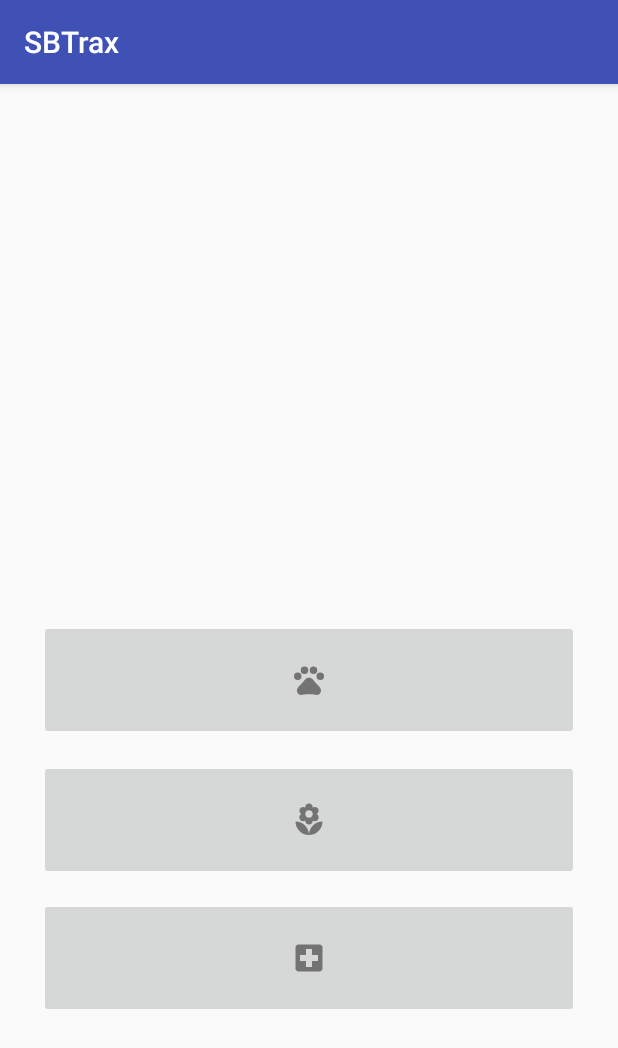
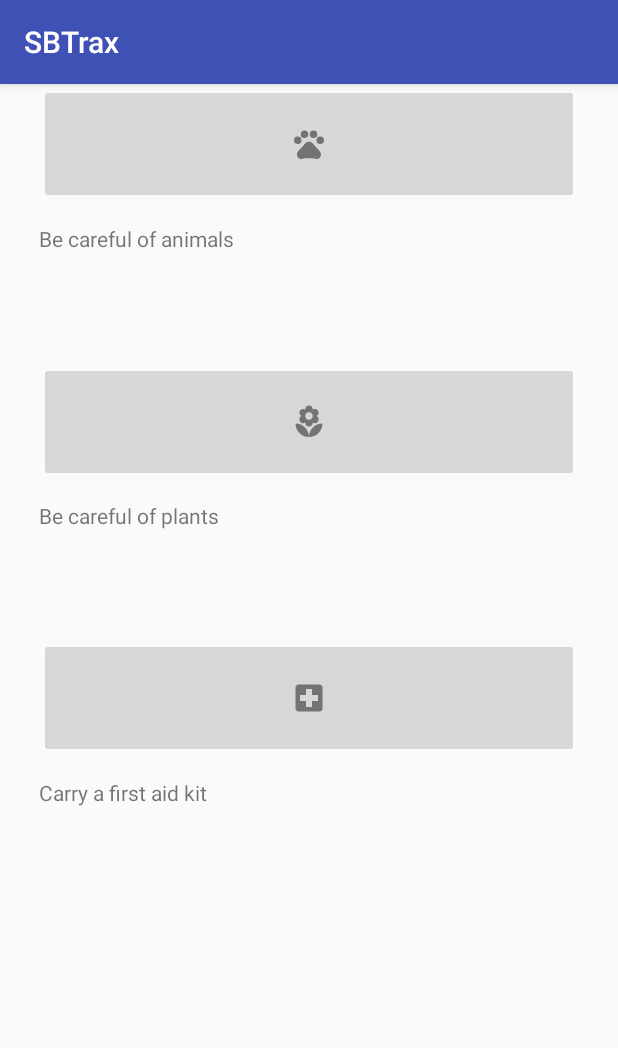
Before and after one commit to htotten/SBTrax, an Android app: the screen it shows after launch (QuestionsActivity), in the options menu, after a tap on "Questions", on a phone screen of 412 x 824 dp. Shown: the top 1048 px of the screen. Run offline under Robolectric (Android 15) with nearby library versions, the phone set to English and light mode, and no system bars.

Commit message:
3 sections added on questions page

```diff
--- a/app/src/main/java/sbtraxapp/htotten/github/com/sbtrax/MainActivity.java
+++ b/app/src/main/java/sbtraxapp/htotten/github/com/sbtrax/MainActivity.java
@@ -11,6 +11,7 @@ import android.view.View;
 import android.content.Intent;
 import android.support.v7.app.AppCompatActivity;
 import android.support.v7.widget.Toolbar;
+import android.widget.TextView;
 import android.widget.Toast;
 
 public class MainActivity extends AppCompatActivity {
@@ -18,6 +19,8 @@ public class MainActivity extends AppCompatActivity {
 
     private ImageButton trail1;
     private ImageButton trail2;
+    private ImageButton wildLife;
+    TextView txt;
 
 
     @Override
@@ -28,6 +31,8 @@ public class MainActivity extends AppCompatActivity {
 
         trail1 = findViewById(R.id.trail1button);
         trail2 = findViewById(R.id.trail2button);
+        wildLife = findViewById(R.id.wildlifebutton);
+
 
         //Handling clicking on images
         trail1.setOnClickListener(new View.OnClickListener(){
@@ -69,6 +74,8 @@ public class MainActivity extends AppCompatActivity {
         return false;
     }
 
+
+
     /*
     OnClickListener captureListener = new OnClickListener() {
         @Override
--- /dev/null
+++ b/app/src/main/res/drawable-anydpi/ic_flor.xml
@@ -0,0 +1,10 @@
+<vector xmlns:android="http://schemas.android.com/apk/res/android"
+    android:width="24dp"
+    android:height="24dp"
+    android:viewportWidth="24"
+    android:viewportHeight="24"
+    android:tint="#737373">
+    <path
+        android:fillColor="#FF000000"
+        android:pathData="M12,22c4.97,0 9,-4.03 9,-9 -4.97,0 -9,4.03 -9,9zM5.6,10.25c0,1.38 1.12,2.5 2.5,2.5 0.53,0 1.01,-0.16 1.42,-0.44l-0.02,0.19c0,1.38 1.12,2.5 2.5,2.5s2.5,-1.12 2.5,-2.5l-0.02,-0.19c0.4,0.28 0.89,0.44 1.42,0.44 1.38,0 2.5,-1.12 2.5,-2.5 0,-1 -0.59,-1.85 -1.43,-2.25 0.84,-0.4 1.43,-1.25 1.43,-2.25 0,-1.38 -1.12,-2.5 -2.5,-2.5 -0.53,0 -1.01,0.16 -1.42,0.44l0.02,-0.19C14.5,2.12 13.38,1 12,1S9.5,2.12 9.5,3.5l0.02,0.19c-0.4,-0.28 -0.89,-0.44 -1.42,-0.44 -1.38,0 -2.5,1.12 -2.5,2.5 0,1 0.59,1.85 1.43,2.25 -0.84,0.4 -1.43,1.25 -1.43,2.25zM12,5.5c1.38,0 2.5,1.12 2.5,2.5s-1.12,2.5 -2.5,2.5S9.5,9.38 9.5,8s1.12,-2.5 2.5,-2.5zM3,13c0,4.97 4.03,9 9,9 0,-4.97 -4.03,-9 -9,-9z"/>
+</vector>
--- a/app/src/main/res/drawable/ic_flor.xml
+++ /dev/null
@@ -1,5 +0,0 @@
-<vector android:height="24dp" android:tint="#737373"
-    android:viewportHeight="24.0" android:viewportWidth="24.0"
-    android:width="24dp" xmlns:android="http://schemas.android.com/apk/res/android">
-    <path android:fillColor="#FF000000" android:pathData="M12,22c4.97,0 9,-4.03 9,-9 -4.97,0 -9,4.03 -9,9zM5.6,10.25c0,1.38 1.12,2.5 2.5,2.5 0.53,0 1.01,-0.16 1.42,-0.44l-0.02,0.19c0,1.38 1.12,2.5 2.5,2.5s2.5,-1.12 2.5,-2.5l-0.02,-0.19c0.4,0.28 0.89,0.44 1.42,0.44 1.38,0 2.5,-1.12 2.5,-2.5 0,-1 -0.59,-1.85 -1.43,-2.25 0.84,-0.4 1.43,-1.25 1.43,-2.25 0,-1.38 -1.12,-2.5 -2.5,-2.5 -0.53,0 -1.01,0.16 -1.42,0.44l0.02,-0.19C14.5,2.12 13.38,1 12,1S9.5,2.12 9.5,3.5l0.02,0.19c-0.4,-0.28 -0.89,-0.44 -1.42,-0.44 -1.38,0 -2.5,1.12 -2.5,2.5 0,1 0.59,1.85 1.43,2.25 -0.84,0.4 -1.43,1.25 -1.43,2.25zM12,5.5c1.38,0 2.5,1.12 2.5,2.5s-1.12,2.5 -2.5,2.5S9.5,9.38 9.5,8s1.12,-2.5 2.5,-2.5zM3,13c0,4.97 4.03,9 9,9 0,-4.97 -4.03,-9 -9,-9z"/>
-</vector>
--- a/app/src/main/res/layout/activity_questions.xml
+++ b/app/src/main/res/layout/activity_questions.xml
@@ -18,11 +18,28 @@
         android:layout_marginStart="12dp"
         android:layout_marginTop="16dp"
         android:contentDescription="@string/action_wild"
-        app:layout_constraintBottom_toTopOf="@+id/plantlifebutton"
+        app:layout_constraintBottom_toTopOf="@+id/wildtext"
         app:layout_constraintEnd_toEndOf="parent"
         app:layout_constraintStart_toStartOf="parent"
         app:layout_constraintTop_toBottomOf="@+id/textView2"
-        app:srcCompat="@drawable/ic_paw"/>
+        android:src="@drawable/ic_paw"/>
+
+    <TextView
+        android:id="@+id/wildtext"
+        android:layout_width="360dp"
+        android:layout_height="80dp"
+        android:layout_marginBottom="12dp"
+        android:layout_marginEnd="12dp"
+        android:layout_marginLeft="12dp"
+        android:layout_marginRight="12dp"
+        android:layout_marginStart="12dp"
+        android:layout_marginTop="13dp"
+        android:text="Be careful of animals"
+        app:layout_constraintBottom_toTopOf="@+id/wildlifebutton"
+        app:layout_constraintTop_toBottomOf="@+id/plantlifebutton"
+        app:layout_constraintEnd_toEndOf="parent"
+        app:layout_constraintStart_toStartOf="parent"
+        />
 
     <ImageButton
         android:id="@+id/plantlifebutton"
@@ -34,12 +51,28 @@
         android:layout_marginRight="12dp"
         android:layout_marginStart="12dp"
         android:layout_marginTop="13dp"
+        android:src="@drawable/ic_flor"
         android:contentDescription="@string/action_plant"
         app:layout_constraintBottom_toTopOf="@+id/wildlifebutton"
         app:layout_constraintEnd_toEndOf="parent"
         app:layout_constraintStart_toStartOf="parent"
         app:layout_constraintTop_toBottomOf="@+id/firstaidbutton"
-        app:srcCompat="@drawable/ic_flor"
+        />
+    <TextView
+        android:id="@+id/plantext"
+        android:layout_width="360dp"
+        android:layout_height="80dp"
+        android:layout_marginBottom="12dp"
+        android:layout_marginEnd="12dp"
+        android:layout_marginLeft="12dp"
+        android:layout_marginRight="12dp"
+        android:layout_marginStart="12dp"
+        android:layout_marginTop="13dp"
+        android:text="Be careful of plants"
+        app:layout_constraintBottom_toTopOf="@+id/firstaidbutton"
+        app:layout_constraintTop_toBottomOf="@+id/plantlifebutton"
+        app:layout_constraintEnd_toEndOf="parent"
+        app:layout_constraintStart_toStartOf="parent"
         />
 
     <ImageButton
@@ -52,11 +85,29 @@
         android:layout_marginRight="12dp"
         android:layout_marginStart="12dp"
         android:layout_marginTop="12dp"
-        android:contentDescription="@string/action_firstaid"
         app:layout_constraintBottom_toBottomOf="parent"
         app:layout_constraintEnd_toEndOf="parent"
         app:layout_constraintStart_toStartOf="parent"
         app:layout_constraintTop_toBottomOf="@+id/plantlifebutton"
-        app:srcCompat="@drawable/ic_aid" />
+        app:layout_constraintBottom_toTopOf="@+id/firstaidtext"
+        android:src="@drawable/ic_aid" />
+
+    <TextView
+        android:id="@+id/firstaidtext"
+        android:layout_width="360dp"
+        android:layout_height="80dp"
+        android:layout_marginBottom="12dp"
+        android:layout_marginEnd="12dp"
+        android:layout_marginLeft="12dp"
+        android:layout_marginRight="12dp"
+        android:layout_marginStart="12dp"
+        android:layout_marginTop="13dp"
+        android:text="Carry a first aid kit"
+        app:layout_constraintTop_toBottomOf="@+id/firstaidbutton"
+        app:layout_constraintEnd_toEndOf="parent"
+        app:layout_constraintStart_toStartOf="parent"
+        />
+
+
 
 </android.support.constraint.ConstraintLayout>
```
Also changed, not shown: app/src/main/res/drawable-hdpi/ic_flor.png (added), app/src/main/res/drawable-mdpi/ic_flor.png (added), app/src/main/res/drawable-xhdpi/ic_flor.png (added), app/src/main/res/drawable-xxhdpi/ic_flor.png (added).
